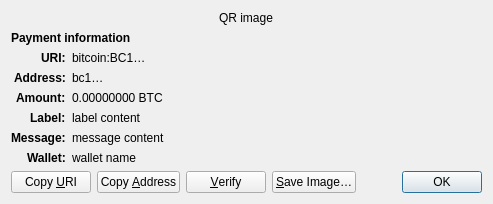
Before: the Qt Designer form src/qt/forms/receiverequestdialog.ui in nicolasspzh/velincoin, drawn with Qt 5.
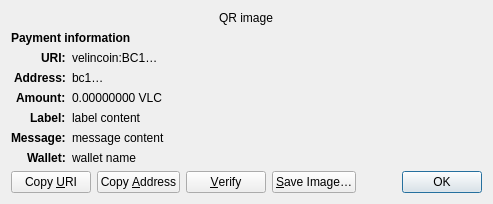
After: the same form once the commit is applied. Custom widgets are drawn as their Qt base class.

Commit message: Adapt the GUI wallet to Velincoin

Patch:
```diff
--- a/src/qt/forms/receiverequestdialog.ui
+++ b/src/qt/forms/receiverequestdialog.ui
@@ -65,7 +65,7 @@
    <item row="2" column="1" alignment="Qt::AlignTop">
     <widget class="QLabel" name="uri_content">
      <property name="text">
-      <string notr="true">bitcoin:BC1…</string>
+      <string notr="true">velincoin:BC1…</string>
      </property>
      <property name="textFormat">
       <enum>Qt::RichText</enum>
@@ -126,7 +126,7 @@
    <item row="4" column="1" alignment="Qt::AlignTop">
     <widget class="QLabel" name="amount_content">
      <property name="text">
-      <string notr="true">0.00000000 BTC</string>
+      <string notr="true">0.00000000 VLC</string>
      </property>
      <property name="textFormat">
       <enum>Qt::PlainText</enum>
```
The commit also changes 26 other files.
